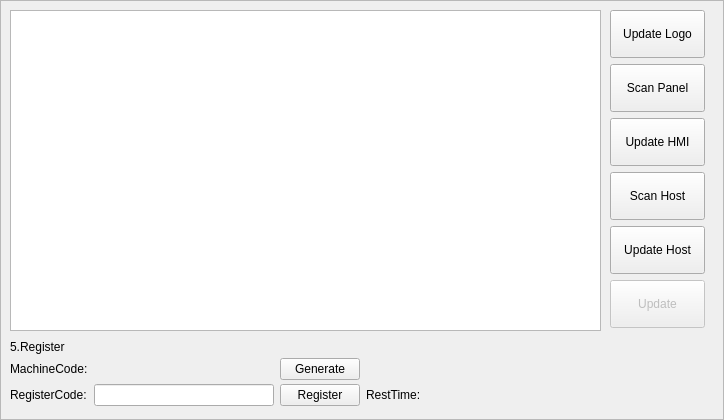
Qt form hcmaintains/icupdatesystempage.ui (dongdong-2009/3-5AxisRobot) before a commit.
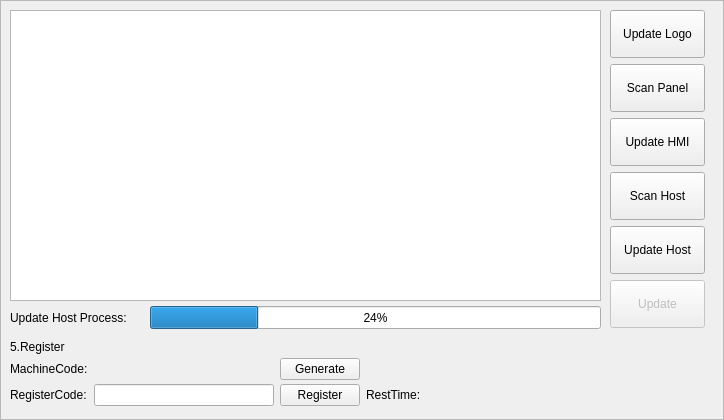
The same form after that commit. Custom widgets are drawn as their Qt base class.

Commit message: 1.添加主机更新

Patch:
```diff
--- a/hcmaintains/icupdatesystempage.ui
+++ b/hcmaintains/icupdatesystempage.ui
@@ -226,7 +226,7 @@
      <x>10</x>
      <y>10</y>
      <width>591</width>
-     <height>321</height>
+     <height>291</height>
     </rect>
    </property>
    <property name="selectionBehavior">
@@ -236,7 +236,7 @@
     <bool>true</bool>
    </attribute>
   </widget>
-  <widget class="QWidget" name="">
+  <widget class="QWidget" name="layoutWidget">
    <property name="geometry">
     <rect>
      <x>610</x>
@@ -407,6 +407,32 @@
     </item>
    </layout>
   </widget>
+  <widget class="QLabel" name="label">
+   <property name="geometry">
+    <rect>
+     <x>10</x>
+     <y>310</y>
+     <width>129</width>
+     <height>15</height>
+    </rect>
+   </property>
+   <property name="text">
+    <string>Update Host Process:</string>
+   </property>
+  </widget>
+  <widget class="QProgressBar" name="copyFilesProgressBar">
+   <property name="geometry">
+    <rect>
+     <x>150</x>
+     <y>306</y>
+     <width>451</width>
+     <height>23</height>
+    </rect>
+   </property>
+   <property name="value">
+    <number>24</number>
+   </property>
+  </widget>
  </widget>
  <customwidgets>
   <customwidget>
```
The commit also changes 2 other files.
